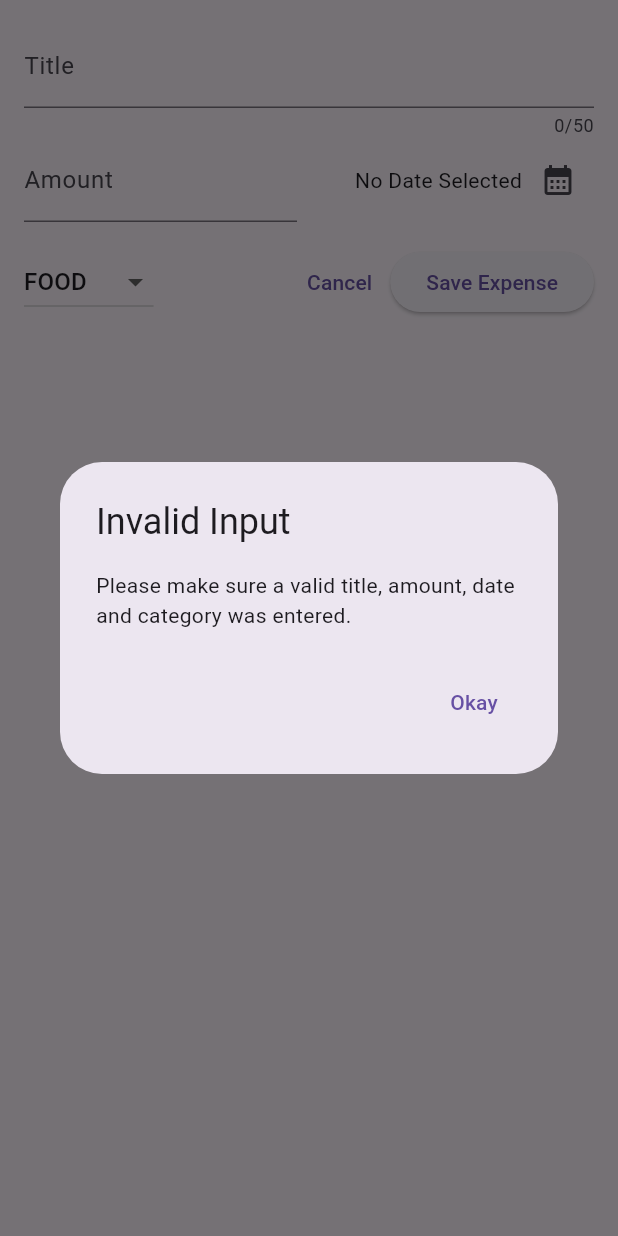
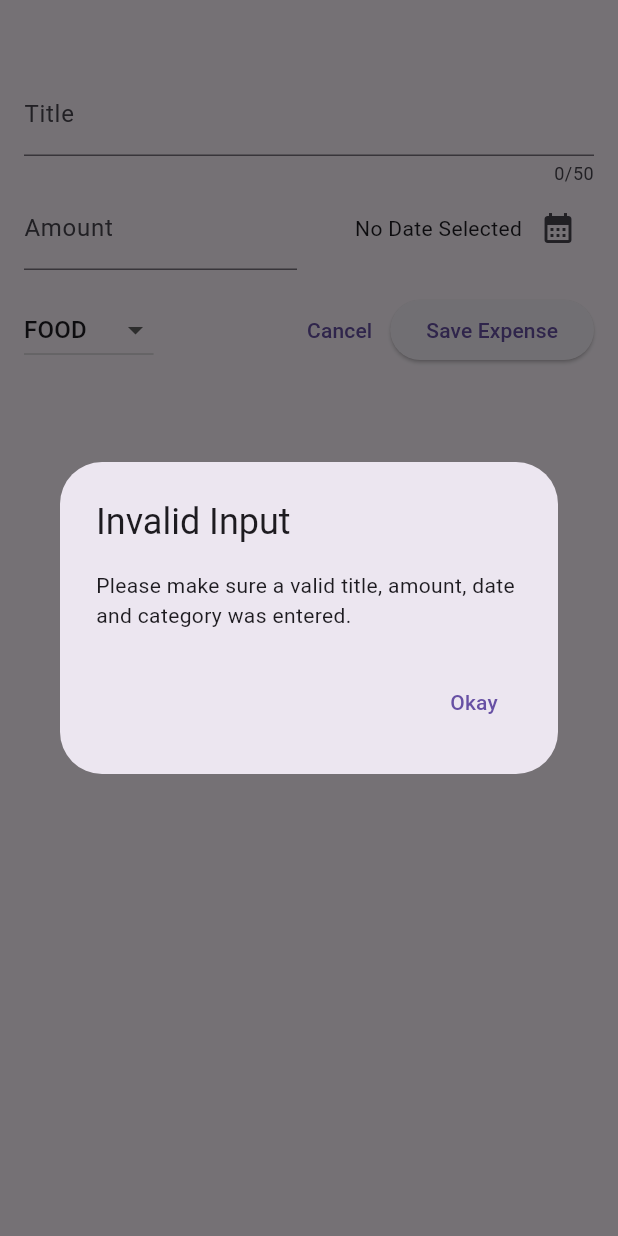
Before and after one commit to aminyous/expence_tracker, a Flutter app: the NewExpense widget shown alone on an empty page, opened directly with empty values, after a tap on "Save Expense", on a phone screen of 412 x 824 dp. Run offline on Flutter 3.47's test engine with Material 3 defaults, Android fonts, the phone set to English and light mode, and no system bars.

Commit message:
close modal after submit and make modal fullscreen - Phase 3

```diff
--- a/lib/new_expense.dart
+++ b/lib/new_expense.dart
@@ -59,11 +59,15 @@ class _NewExpenseState extends State<NewExpense> {
       return;
     }
 
-    widget.onAddExpense(Expense(
-        title: _titleController.text,
-        amount: enteredAmount,
-        date: _selectedDate!,
-        category: _selectedCategory));
+    widget.onAddExpense(
+      Expense(
+          title: _titleController.text,
+          amount: enteredAmount,
+          date: _selectedDate!,
+          category: _selectedCategory),
+    );
+
+    Navigator.pop(context);
   }
 
   @override
@@ -76,7 +80,7 @@ class _NewExpenseState extends State<NewExpense> {
   @override
   Widget build(BuildContext context) {
     return Padding(
-      padding: const EdgeInsets.all(16),
+      padding: const EdgeInsets.fromLTRB(16, 48, 16, 16),
       child: Column(
         children: [
           TextField(
--- a/lib/widgets/expenses.dart
+++ b/lib/widgets/expenses.dart
@@ -28,16 +28,18 @@ class _ExpensesState extends State<Expenses> {
 
   void _openAddExpenseOverlay() {
     showModalBottomSheet(
+      isScrollControlled: true,
       context: context,
-      builder: (ctx) =>  NewExpense(onAddExpense: _addExpense,),
+      builder: (ctx) => NewExpense(
+        onAddExpense: _addExpense,
+      ),
     );
   }
 
-  void _addExpense(Expense expense){
+  void _addExpense(Expense expense) {
     setState(() {
       _registredExpenses.add(expense);
     });
-
   }
 
   @override
```
